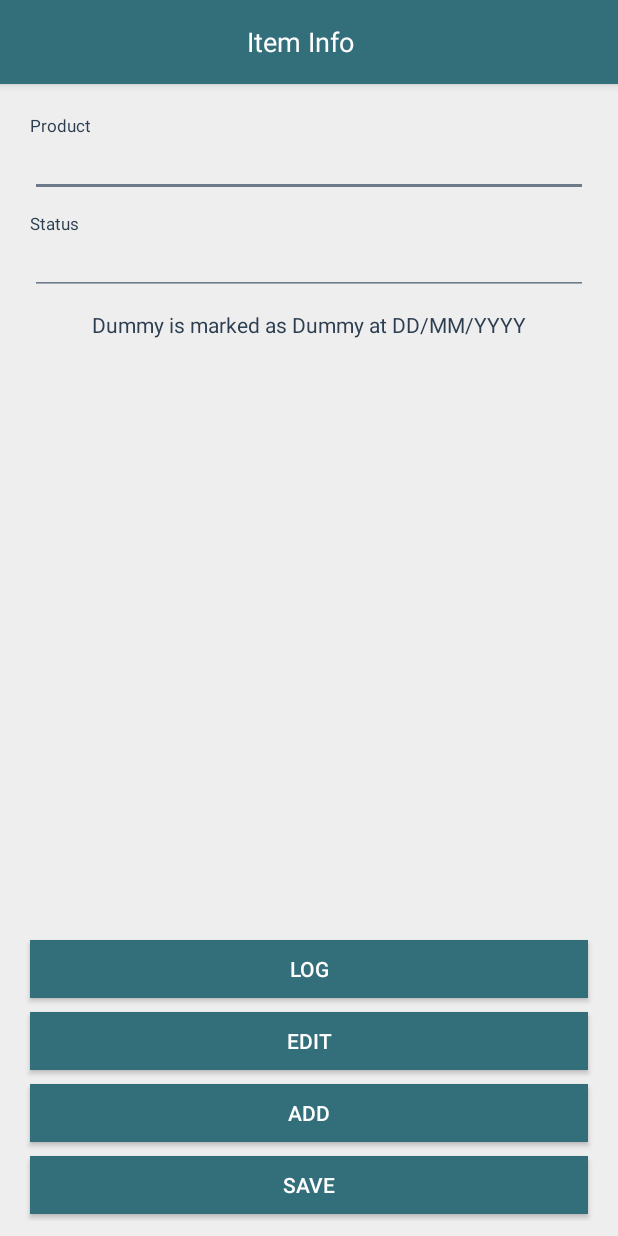
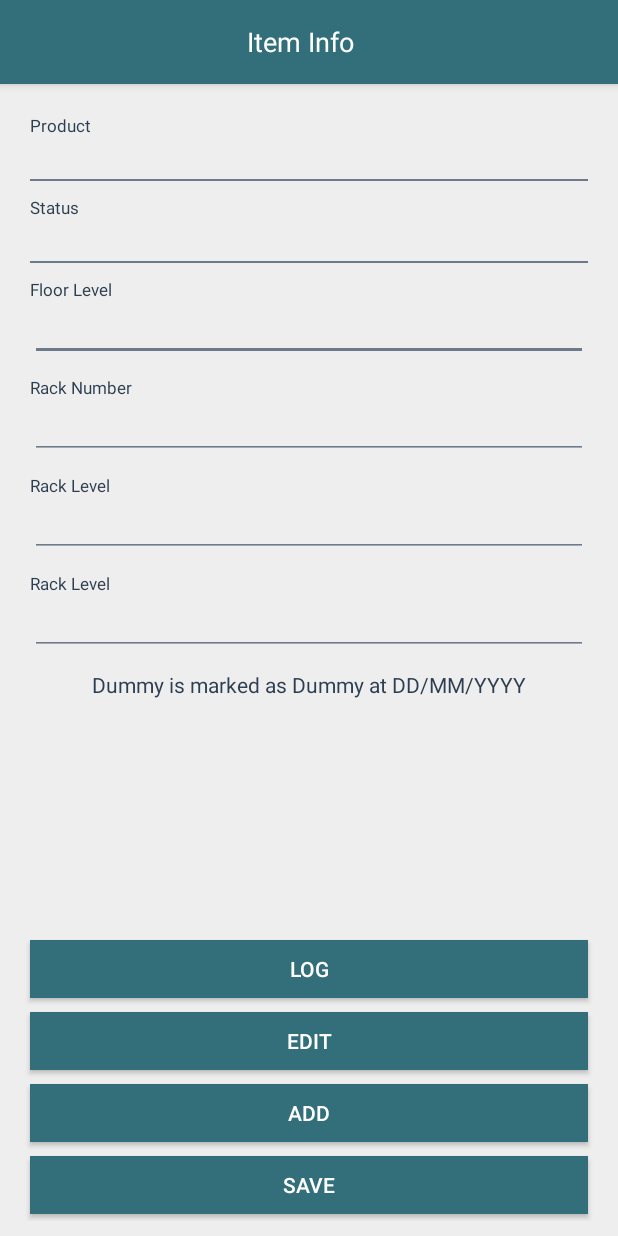
Before and after one commit to kmtmon/android-qr-code-tracking, an Android app: the layout activity_edit_item.xml on its own in the app's theme, with its tools: preview values and no code run, on a phone screen of 412 x 824 dp. Run offline under Robolectric (Android 15) with nearby library versions, the phone set to English and light mode, and no system bars.

Commit message:
finish pop up dialog for product and status

```diff
--- /dev/null
+++ b/app/src/main/res/drawable/shape_fake_edittext_underline.xml
@@ -0,0 +1,9 @@
+<?xml version="1.0" encoding="utf-8"?>
+<layer-list xmlns:android="http://schemas.android.com/apk/res/android" >
+    <item android:gravity="bottom">
+        <shape>
+            <size android:height="1dp" />
+            <solid android:color="#000000" />
+        </shape>
+    </item>
+</layer-list>
--- a/app/src/main/res/layout/activity_edit_item.xml
+++ b/app/src/main/res/layout/activity_edit_item.xml
@@ -94,11 +94,13 @@
                         android:textColor="@color/pale_black"/>
 
                     <!--Product-->
-                    <EditText
+                    <TextView
                         android:id="@+id/product"
                         style="@style/EditTextAppearance.Black"
                         android:layout_width="match_parent"
-                        android:layout_height="wrap_content" />
+                        android:layout_height="wrap_content"
+                        android:layout_marginTop="10dp"
+                        android:background="@drawable/shape_fake_edittext_underline"/>
 
                     <TextView
                         android:layout_width="wrap_content"
@@ -109,15 +111,17 @@
                         android:textColor="@color/pale_black"/>
 
                     <!--Status-->
-                    <EditText
+                    <TextView
                         android:id="@+id/status"
                         style="@style/EditTextAppearance.Black"
                         android:layout_width="match_parent"
-                        android:layout_height="wrap_content" />
+                        android:layout_height="wrap_content"
+                        android:layout_marginTop="10dp"
+                        android:background="@drawable/shape_fake_edittext_underline"/>
 
                     <!--In Ware House Info -->
                     <LinearLayout
-                        android:visibility="gone"
+                        android:visibility="@{view.isStatusInWareHouse ? View.VISIBLE : View.GONE}"
                         android:id="@+id/in_warehouse_container"
                         android:layout_width="match_parent"
                         android:layout_height="wrap_content"
--- a/app/src/main/res/layout/item_recycler_view.xml
+++ b/app/src/main/res/layout/item_recycler_view.xml
@@ -23,6 +23,8 @@
             android:layout_width="match_parent"
             android:layout_height="1dp"
             android:layout_marginTop="10dp"
+            android:layout_marginLeft="10dp"
+            android:layout_marginRight="10dp"
             android:background="@color/light_gray"/>
 
     </LinearLayout>
```
Also changed, not shown: app/src/main/java/com/example/mon/qrcodetrackingsystem/manager/ItemStatusManager.java (added, +21 -0 lines), app/src/main/java/com/example/mon/qrcodetrackingsystem/modules/dashboard/view/activity/EditItemActivity.java (+74 -3 lines), app/src/main/java/com/example/mon/qrcodetrackingsystem/ui/DialogRecyclerViewFragment.java (renamed from app/src/main/java/com/example/mon/qrcodetrackingsystem/ui/RecyclerViewFragment.java, +16 -3 lines), app/src/main/java/com/example/mon/qrcodetrackingsystem/ui/RecyclerViewAdapter.java (+12 -0 lines).
